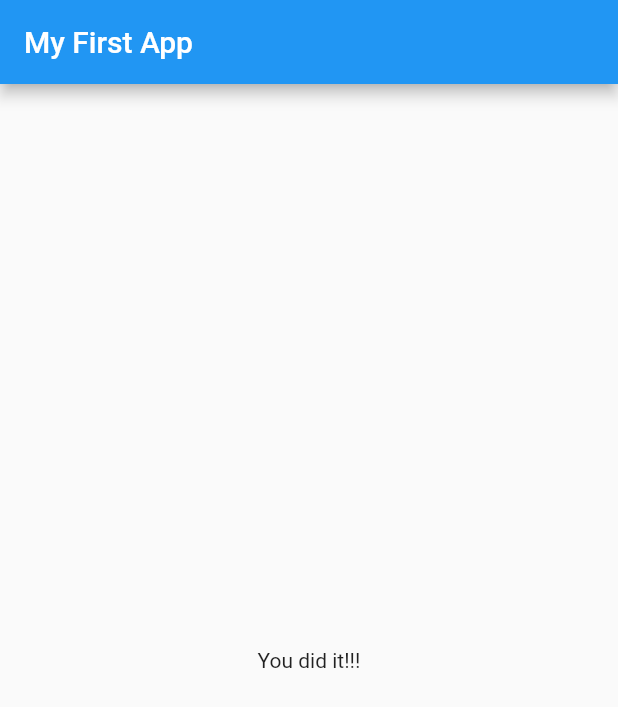
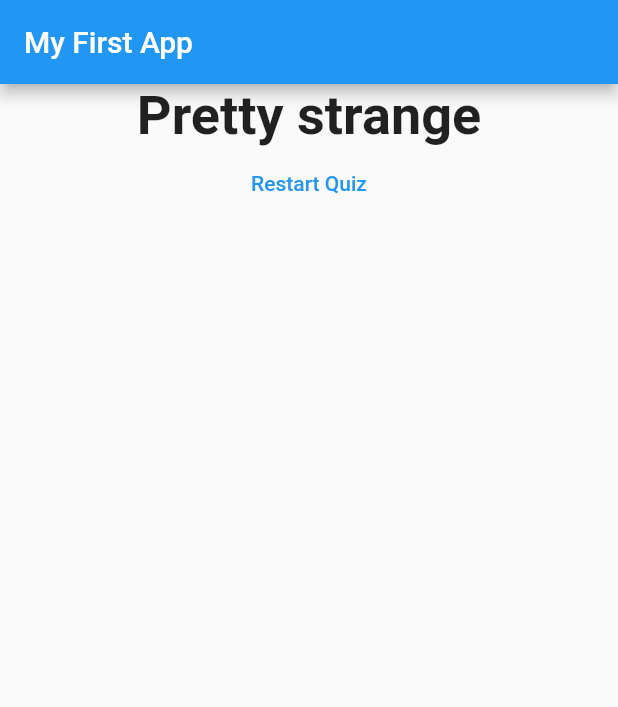
Before and after one commit to dgeorgiev436/flutter_basics_app, a Flutter app: the screen it shows after launch, after a tap on "Black", after a tap on "Cat", after a tap on "Paris", on a phone screen of 412 x 824 dp. Shown: the top 707 px of the screen. Run offline on Flutter 3.47's test engine with Material 2 defaults, Android fonts, the phone set to English and light mode, and no system bars.

Commit message:
Adding score and reset button

```diff
--- a/lib/main.dart
+++ b/lib/main.dart
@@ -21,23 +21,49 @@ class _MyAppState extends State<MyApp> {
   final _questions = const [
     {
       "questionText": 'What\'s your favorite color?',
-      "answers": ["Black", "Red", "Green", "White"],
+      "answers": [
+        {"text": "Black", "score": 10},
+        {"text": "Red", "score": 5},
+        {"text": "Green", "score": 3},
+        {"text": "White", "score": 1}
+      ],
     },
     {
       "questionText": 'What\'s your favorite animal',
-      "answers": ["Bear", "Cat", "Dog", "Spider"],
+      "answers": [
+        {"text": "Bear", "score": 8},
+        {"text": "Cat", "score": 2},
+        {"text": "Dog", "score": 1},
+        {"text": "Spider", "score": 10}
+      ],
     },
     {
       "questionText": 'who\'s your favorite city',
-      "answers": ["London", "Amsterdam", "Paris", "New York"],
+      "answers": [
+        {"text": "London", "score": 5},
+        {"text": "Amsterdam", "score": 4},
+        {"text": "Paris", "score": 3},
+        {"text": "New York", "score": 7}
+      ],
     },
   ];
 
   var _questionIndex = 0;
+  var _totalScore = 0;
 
-  void _answerQuestion() {
-    // setState function tells flutter to change the state of the app
+  void _resetQuiz() {
+
     setState(() {
+      _questionIndex = 0;
+      _totalScore = 0;
+    });
+
+  }
+
+  void _answerQuestion(int score) {
+    _totalScore += score;
+    setState(() {
+      // setState function tells flutter to change the state of the app
       _questionIndex = _questionIndex + 1;
     });
 
@@ -56,7 +82,7 @@ class _MyAppState extends State<MyApp> {
               answerQuestion: _answerQuestion,
               questions: _questions,
               questionIndex: _questionIndex)
-          : Result(),
+          : Result(_totalScore, _resetQuiz),
     ));
   }
 }
--- a/lib/quiz.dart
+++ b/lib/quiz.dart
@@ -18,9 +18,9 @@ class Quiz extends StatelessWidget {
               children: [
                 Question(questions[questionIndex]["questionText"]),
                 // Spread operator is used to ensure we have only one list of items
-                ...(questions[questionIndex]["answers"] as List<String>)
+                ...(questions[questionIndex]["answers"] as List<Map<String, Object>>)
                     .map((answer) {
-                  return Answer(answerQuestion, answer);
+                  return Answer(() => answerQuestion(answer["score"]), answer["text"]);
                 }).toList() // returns a list
               ],
             );
--- a/lib/result.dart
+++ b/lib/result.dart
@@ -2,10 +2,41 @@ import 'package:flutter/src/foundation/key.dart';
 import 'package:flutter/src/widgets/framework.dart';
 import "package:flutter/material.dart";
 
+class Result extends StatelessWidget {
+  final int totalScore;
+  final Function resetQuiz;
 
-class Result extends StatelessWidget {
+  Result(this.totalScore, this.resetQuiz);
+
+  String get resultPhrase {
+    String resultText;
+
+    if (totalScore <= 8) {
+      resultText = "You are awesome!!!";
+    } else if (totalScore <= 12) {
+      resultText = "Pretty Likeable!!";
+    } else if (totalScore <= 16) {
+      resultText = "Pretty strange";
+    } else {
+      resultText = "You are bad!";
+    }
+
+    return resultText;
+  }
+
   @override
   Widget build(BuildContext context) {
-    return Center(child: Text("You did it!!!"));
+    return Center(
+      child: Column(
+        children: [
+          Text(
+            resultPhrase,
+            style: TextStyle(fontSize: 36, fontWeight: FontWeight.bold),
+            textAlign: TextAlign.center,
+          ),
+          FlatButton(child: Text("Restart Quiz"), textColor: Colors.blue, onPressed: resetQuiz)
+        ],
+      ),
+    );
   }
 }
```
